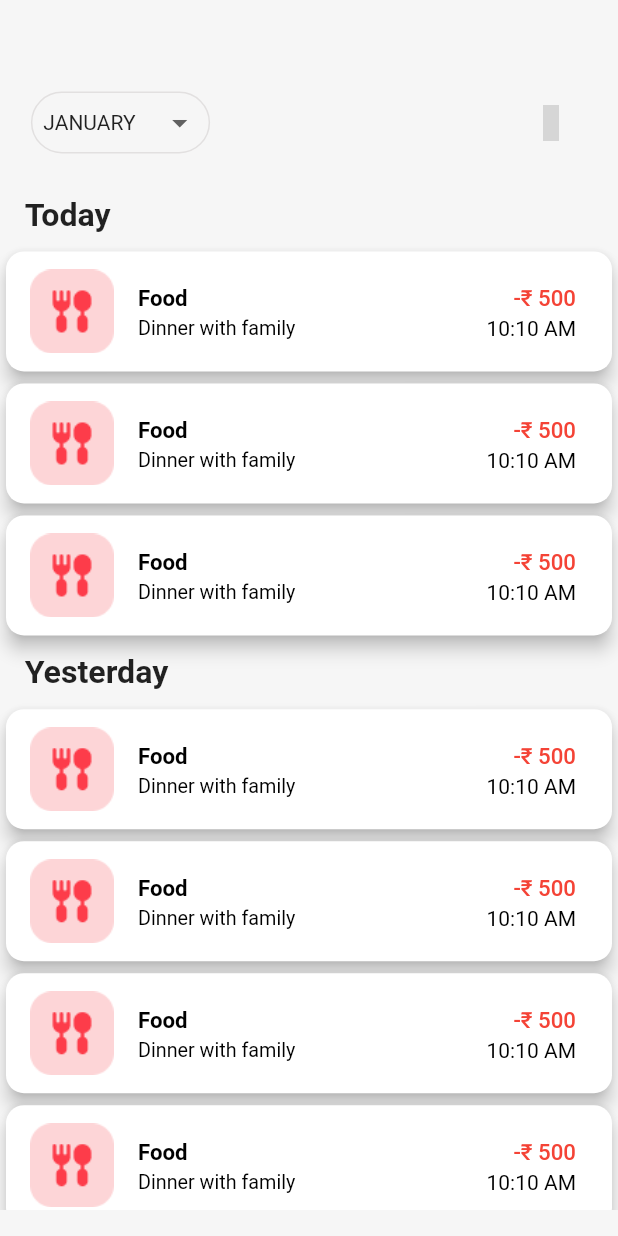
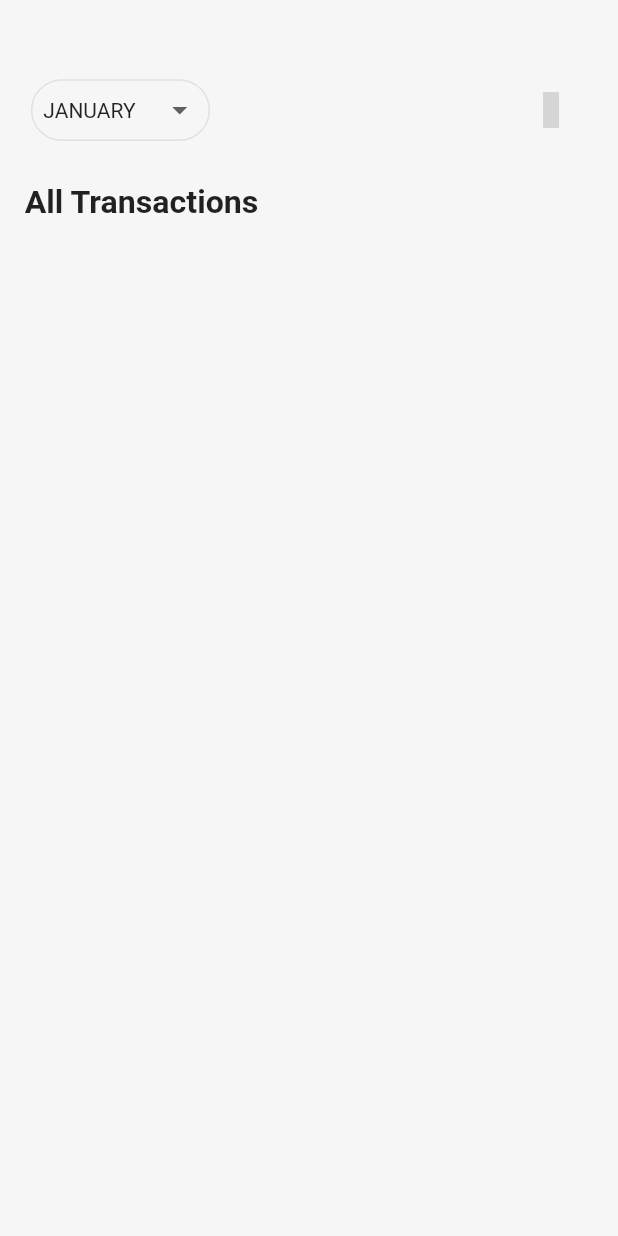
Before and after one commit to rahulsvaz/expense_manager, a Flutter app: the AllTransactions screen opened directly, on a phone screen of 412 x 824 dp. Run offline on Flutter 3.47's test engine with Material 2 defaults, Android fonts, the light colour scheme and no system bars; our stand-ins replace flutter_onboarding_slider, get, google_fonts, google_nav_bar, hive_flutter, iconly and 1 more; missing offline and left inert: flutter_swipe_button; accounts and stored records are empty; grey boxes are pictures that could not be loaded.

```diff
--- a/lib/model/enum.dart
+++ b/lib/model/enum.dart
@@ -1,3 +1,5 @@
+
+import 'package:flutter/material.dart';
 
 enum Category {
   food,
@@ -14,6 +16,9 @@ enum Category {
   others
 }
 
+const categoryICons = {
+Category.food : Icons.abc,
+};
 enum Month {
   january,
   february,
--- a/lib/model/repository/transactionsModel/transaction_model.dart
+++ b/lib/model/repository/transactionsModel/transaction_model.dart
@@ -2,6 +2,7 @@
 
 import 'package:hive_flutter/hive_flutter.dart';
 part 'transaction_model.g.dart';
+
 @HiveType(typeId: 2)
 class Transactions {
   @HiveField(0)
@@ -17,8 +18,8 @@ class Transactions {
   @HiveField(5)
   String imageUrl;
 
-  Transactions(
-      {required this.amount,
+  Transactions({
+    required this.amount,
     required this.type,
     required this.dateAndTime,
     required this.category,
--- a/lib/view/NavigationBar/g_nav.dart
+++ b/lib/view/NavigationBar/g_nav.dart
@@ -63,6 +63,7 @@ class GnavNavigationState extends State<GnavNavigation> {
           index: gnav.currentIndex.value,
           children: _screens,
         ),
-        ));
+      ),
+    );
   }
 }
--- a/lib/view/addTransaction/viewModel/Widgets/expense_widget.dart
+++ b/lib/view/addTransaction/viewModel/Widgets/expense_widget.dart
@@ -109,7 +109,7 @@ class _ExpenseWidgetState extends State<ExpenseWidget> {
                       Transactions newTransaction =
                           transactionController.createNewExpense(
                               amount: amount,
-                              type: 'Expense',
+                              type:'expense',
                               dateAndTime: dateController.selectedDate,
                               category: categoryController
                                   .selectedCategory.value
@@ -117,10 +117,10 @@ class _ExpenseWidgetState extends State<ExpenseWidget> {
                               imageUrl: '',
                               description:
                                   _descriptionController.text.toString(),
-                              transactionType: 'Expense');
+                             );
 
                       transactionController.addExpense(newTransaction);
-                      Get.offAll(GnavNavigation());
+                      Get.offAll(const GnavNavigation());
                     },
                     label: 'Add Expense',
                     buttonTextColor: Pallete.white,
--- a/lib/view/allTransactions/all_transactions_page.dart
+++ b/lib/view/allTransactions/all_transactions_page.dart
@@ -1,11 +1,14 @@
+import 'package:expense_manager/model/enum.dart';
+import 'package:flutter/material.dart';
+import 'package:hive_flutter/hive_flutter.dart';
+import 'package:expense_manager/model/repository/transactionsModel/transaction_model.dart';
 import 'package:expense_manager/view/allTransactions/Widgets/dropDown/drop_down_month.dart';
 import 'package:expense_manager/view/constant/colors/colors.dart';
 import 'package:expense_manager/view/home/viewModel/widgets/transaction_card.dart';
-import 'package:flutter/material.dart';
 import 'package:iconly/iconly.dart';
 
 class AllTransactions extends StatefulWidget {
-  const AllTransactions({super.key});
+  const AllTransactions({Key? key}) : super(key: key);
 
   @override
   State<AllTransactions> createState() => _AllTransactionsState();
@@ -14,19 +17,17 @@ class AllTransactions extends StatefulWidget {
 class _AllTransactionsState extends State<AllTransactions> {
   @override
   Widget build(BuildContext context) {
-    final width = MediaQuery.sizeOf(context).width;
-    final height = MediaQuery.sizeOf(context).height;
+    Box<Transactions> transactionBox = Hive.box<Transactions>('TransactionBox');
+
+    final width = MediaQuery.of(context).size.width;
+    final height = MediaQuery.of(context).size.height;
+
     return Scaffold(
-        body: ListView(
-      children: [
-        SizedBox(
-          height: height * 0.05,
-        ),
-        Column(
+      body: Column(
         crossAxisAlignment: CrossAxisAlignment.start,
         children: [
           SizedBox(
-              height: height * 0.02,
+            height: height * 0.06,
           ),
           Padding(
             padding: EdgeInsets.symmetric(
@@ -39,12 +40,15 @@ class _AllTransactionsState extends State<AllTransactions> {
                   height: height * 0.05,
                   width: width * 0.29,
                   decoration: BoxDecoration(
-                        borderRadius: BorderRadius.circular(height * 0.50),
-                        border: Border.all(color: Pallete.lightGrey)),
+                    borderRadius: BorderRadius.circular(height * 0.05),
+                    border: Border.all(color: Pallete.lightGrey),
+                  ),
                   child: const Center(child: DropDownMonth()),
                 ),
                 IconButton(
-                      onPressed: () {}, icon: const Icon(IconlyBold.filter_2))
+                  onPressed: () {},
+                  icon: const Icon(IconlyBold.filter_2),
+                ),
               ],
             ),
           ),
@@ -54,56 +58,65 @@ class _AllTransactionsState extends State<AllTransactions> {
           Padding(
             padding: EdgeInsets.only(left: width * 0.04),
             child: Text(
-                'Today',
+              'All Transactions',
               style: TextStyle(
-                    fontSize: height * 0.026, fontWeight: FontWeight.bold),
+                fontSize: height * 0.026,
+                fontWeight: FontWeight.bold,
+              ),
             ),
           ),
           SizedBox(
             height: height * 0.01,
           ),
           SizedBox(
-              height: height * 0.33,
-              child: ListView.builder(
-                  itemCount: 3,
+            height: height*.74,
+            child: ListView(
+
+              children: [
+
+                ValueListenableBuilder(
+                  valueListenable: transactionBox.listenable(),
+                  builder: (context, Box<Transactions> transactionBox, child) {
+                    return ListView.builder(
+                      shrinkWrap: true,
+                      physics:const  NeverScrollableScrollPhysics(), // Added this line
+                      padding: EdgeInsets.symmetric(
+                        horizontal: width * 0.03,
+                      ),
+                      itemCount: transactionBox.length,
                       itemBuilder: (context, index) {
-                    return const TransactionCard(
+                        Transactions transaction = transactionBox.getAt(index)!;
+                        if (transactionBox.isEmpty) {
+                          return const Center(
+                            child: Text('No Transaction Found'),
+                          );
+                        } else {
+                          return GestureDetector(
+                            onLongPress: () {
+                              transactionBox.deleteAt(index);
+                            },
+                            child: TransactionCard(
+                              icon: Icon(categoryICons[transaction.category]),
+                              color: transaction.type == 'expense'
+                                  ? Pallete.expenseBackGroundColor
+                                  : Pallete.incomeBackGroundColor,
                               logo: 'assets/images/food.png',
-                      category: 'Food',
-                      description: 'Dinner with family',
-                      amount: '500',
-                      time: '10:10 AM',
+                              category: transaction.category,
+                              description: transaction.description,
+                              amount: transaction.amount.toString(),
+                              time: transaction.dateAndTime.toString(),
+                            ),
                           );
-                  }),
-            ),
-            Padding(
-              padding: EdgeInsets.only(left: width * 0.04),
-              child: Text(
-                'Yesterday',
-                style: TextStyle(
-                    fontSize: height * 0.026, fontWeight: FontWeight.bold),
-              ),
-            ),
-            SizedBox(
-              height: height * 0.01,
-            ),
-            SizedBox(
-              height: height * 0.41,
-              child: ListView.builder(
-                  itemCount: 10,
-                  itemBuilder: (context, index) {
-                    return const TransactionCard(
-                      logo: 'assets/images/food.png',
-                      category: 'Food',
-                      description: 'Dinner with family',
-                      amount: '500',
-                      time: '10:10 AM',
+                        }
+                      },
                     );
-                  }),
+                  },
                 ),
               ],
             ),
+          ),
         ],
-    ));
+      ),
+    );
   }
 }
--- a/lib/view/home/viewModel/widgets/transaction_card.dart
+++ b/lib/view/home/viewModel/widgets/transaction_card.dart
@@ -1,5 +1,6 @@
+import 'package:expense_manager/model/enum.dart';
+import 'package:expense_manager/model/repository/transactionsModel/transaction_model.dart';
 import 'package:expense_manager/view/viewTransaction/transaction_details.dart';
-import 'package:expense_manager/view/constant/colors/colors.dart';
 import 'package:flutter/material.dart';
 import 'package:get/route_manager.dart';
 
@@ -9,14 +10,18 @@ class TransactionCard extends StatelessWidget {
   final String description;
   final String amount;
   final String time;
+  final Color color;
+  final Icon icon;
 
   const TransactionCard({
     Key? key,
+    required this.color,
     required this.logo,
     required this.category,
     required this.description,
     required this.amount,
     required this.time,
+    required this.icon
   }) : super(key: key);
 
   @override
@@ -34,10 +39,7 @@ class TransactionCard extends StatelessWidget {
             onTap: () {
               Get.to(const TransactionDetails());
             },
-            leading: Image.asset(
-              logo,
-              height: height * 0.11,
-            ),
+            leading: icon,
             title: Row(
               mainAxisAlignment: MainAxisAlignment.spaceBetween,
               children: [
@@ -47,10 +49,8 @@ class TransactionCard extends StatelessWidget {
                       fontSize: height * 0.018, fontWeight: FontWeight.bold),
                 ),
                 Text(
-                  '-₹ $amount',
-                  style: TextStyle(
-                      fontSize: height * 0.018,
-                      color: Pallete.expenseBackGroundColor),
+                  '₹ $amount',
+                  style: TextStyle(fontSize: height * 0.018, color: color),
                 )
               ],
             ),
@@ -61,7 +61,7 @@ class TransactionCard extends StatelessWidget {
                   description,
                   style: TextStyle(fontSize: height * 0.016),
                 ),
-                 Text(time.toString())
+                Text(time.toString())
               ],
             ),
           ),
--- a/pubspec.yaml
+++ b/pubspec.yaml
@@ -59,6 +59,11 @@ dev_dependencies:
   # rules and activating additional ones.
   flutter_lints: ^2.0.0
   build_runner: ^2.4.6
+  flutter_launcher_icons: ^0.13.1
+flutter_icons:
+  android: "launcher_icon"
+  ios: true
+  image_path: "assets/images/icon/app-icon.jpg"
 
 # For information on the generic Dart part of this file, see the
 # following page: https://dart.dev/tools/pub/pubspec
```
Also changed, not shown: lib/view/addTransaction/viewModel/Widgets/income_widget.dart (+39 -6 lines), lib/view/addTransaction/viewModel/controller/add_transaction_controller.dart (+19 -1 lines), lib/view/home/home_screen.dart (+17 -4 lines), assets/images/icon/app-icon.jpg (added), pubspec.lock, 27 other files. Lines whose indentation alone changed are shown as unchanged.
